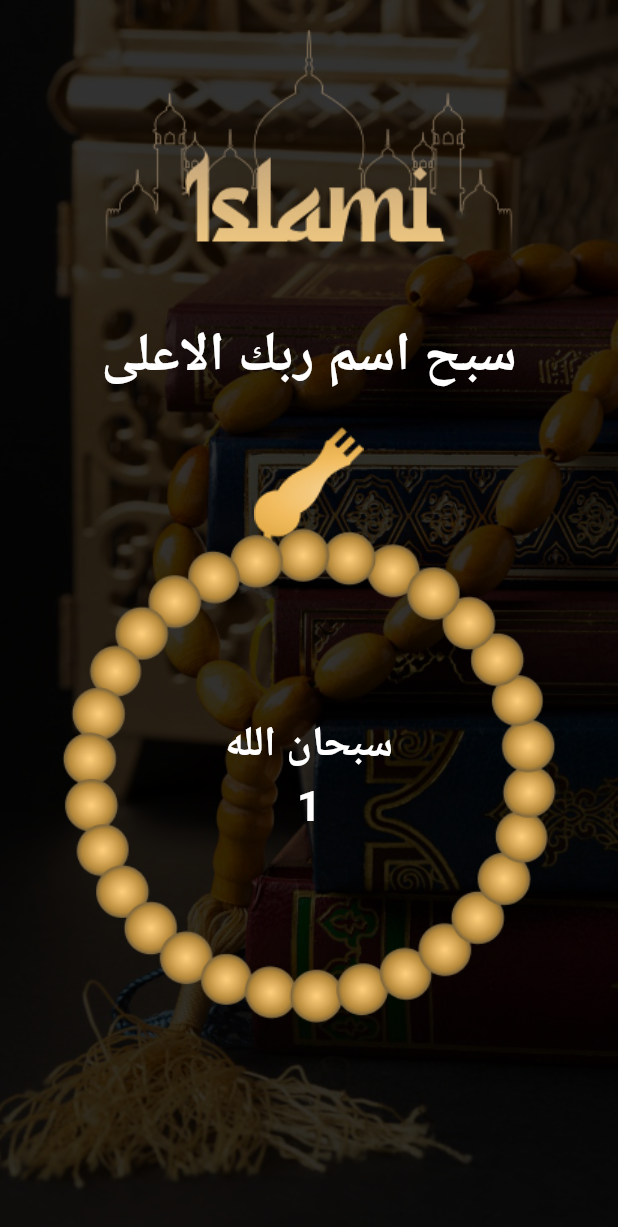
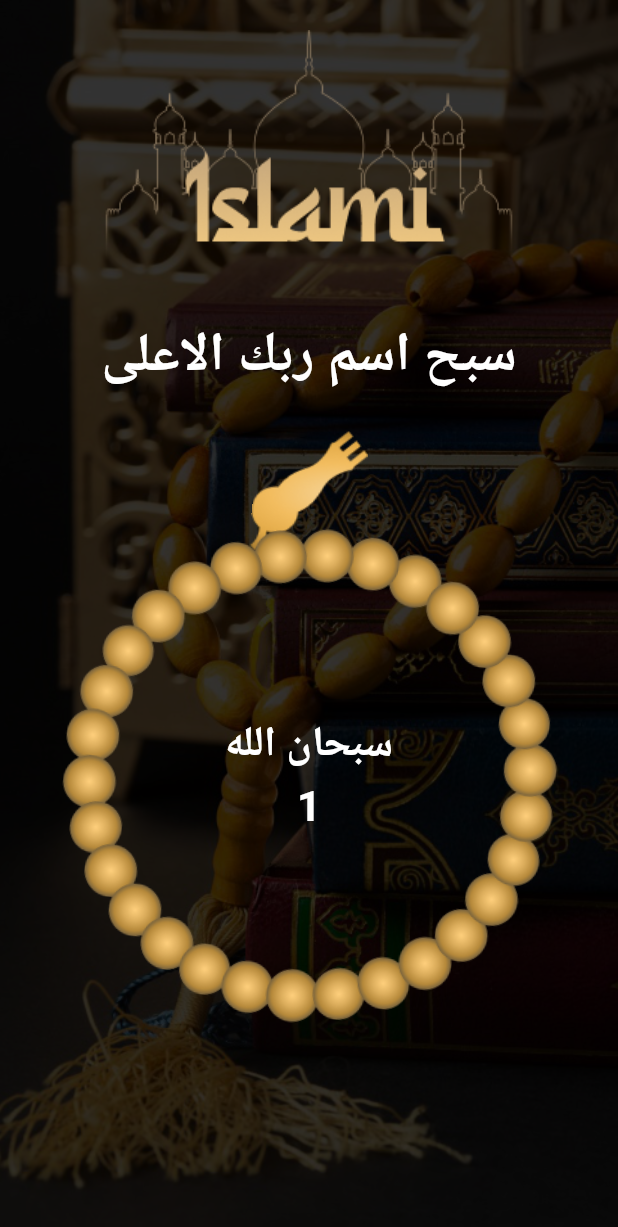
Before and after one commit to mayarkhaled6698/quran-app-c13-offline, a Flutter app: the TasbehTab widget shown alone on an empty page, opened directly, after a tap on "سبحان الله", on a phone screen of 412 x 824 dp. Shown: the top 1227 px of the screen. Run offline on Flutter 3.47's test engine with Material 3 defaults, Android fonts, the phone set to English and light mode, and no system bars; our stand-ins replace carousel_slider, flutter_svg, introduction_screen, shared_preferences; accounts and stored records are empty; project files that could hold a hidden picture were left out.

Commit message:
tasbeh tab done

```diff
--- a/lib/presentation/screens/home/tabs/tasbeh/tasbeh_tab.dart
+++ b/lib/presentation/screens/home/tabs/tasbeh/tasbeh_tab.dart
@@ -9,10 +9,31 @@ class TasbehTab extends StatefulWidget {
   State<TasbehTab> createState() => _TasbehTabState();
 }
 
-class _TasbehTabState extends State<TasbehTab> {
+class _TasbehTabState extends State<TasbehTab> with TickerProviderStateMixin {
   List<String> tasbehList = ['سبحان الله', 'الحمد لله', 'لا اله الا الله', 'الله اكبر'];
   int _counter = 0;
   int _currentTasbehIndex = 0;
+
+  late AnimationController _controller;
+  late Animation<double> _rotationAnimation;
+
+  @override
+  void initState() {
+    super.initState();
+    _controller = AnimationController(
+      vsync: this,
+      duration: const Duration(seconds: 1),
+    );
+    _rotationAnimation = Tween<double>(begin: 0, end: 3.14159 / 180).animate(
+      CurvedAnimation(parent: _controller, curve: Curves.easeInOut),
+    );
+  }
+
+  @override
+  void dispose() {
+    _controller.dispose();
+    super.dispose();
+  }
 
   void _incrementCounter() {
     if (_counter < 30) {
@@ -24,6 +45,10 @@ class _TasbehTabState extends State<TasbehTab> {
         _counter = 0;
         _currentTasbehIndex = (_currentTasbehIndex + 1) % tasbehList.length;
       });
+    }
+
+    if (!_controller.isAnimating) {
+      _controller.forward(from: 0);
     }
   }
 
@@ -63,11 +88,22 @@ class _TasbehTabState extends State<TasbehTab> {
               Stack(
                 alignment: AlignmentDirectional.center,
                 children: [
-                  Positioned(top: 0.5, child: Image.asset(AssetImages.alsebhaHead)),
-                  Image.asset(AssetImages.alsebhaBody),
+                  // Sebha Head image with rotation
+                  Positioned(
+                    top: 0.5,
+                    child: RotationTransition(
+                      turns: _rotationAnimation,
+                      child: Image.asset(AssetImages.alsebhaHead),
+                    ),
+                  ),
+                  // Sebha Body image with rotation
+                  RotationTransition(
+                    turns: _rotationAnimation,
+                    child: Image.asset(AssetImages.alsebhaBody),
+                  ),
                   InkWell(
                     onTap: () {
-                      _incrementCounter();
+                      _incrementCounter(); // Increment counter and trigger rotation for both images
                     },
                     child: Column(
                       crossAxisAlignment: CrossAxisAlignment.center,
```
